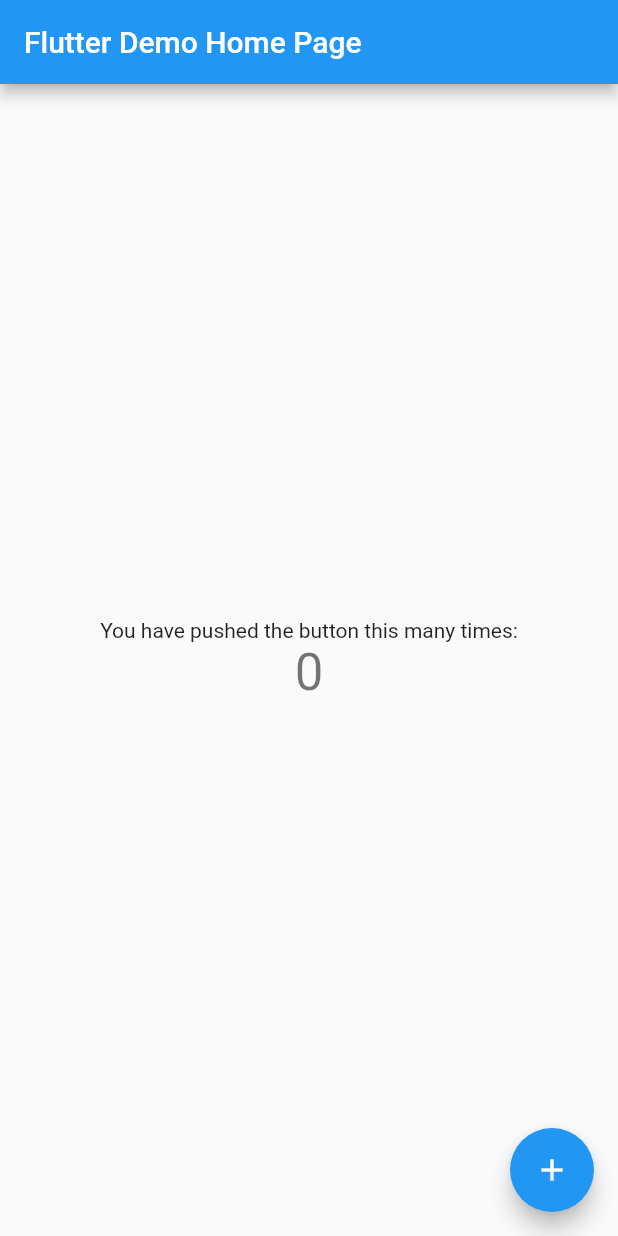
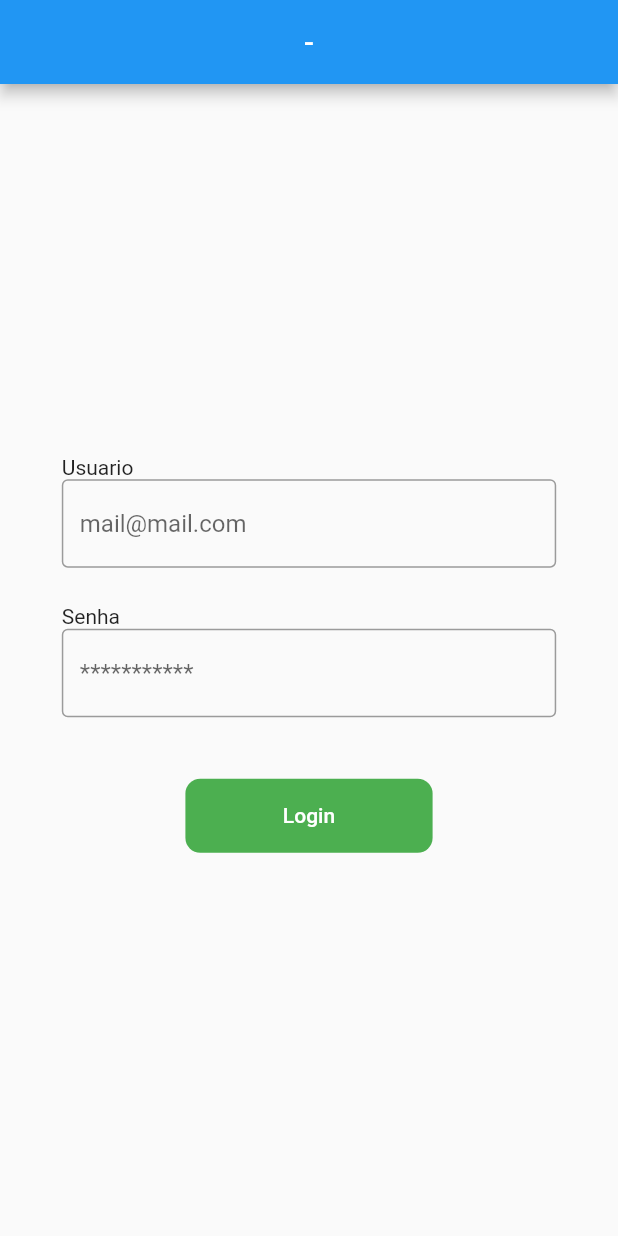
Before and after one commit to N0tFake/Akwen---projeto, a Flutter app: the screen it shows after launch, on a phone screen of 412 x 824 dp. Run offline on Flutter 3.47's test engine with Material 2 defaults, Android fonts, the phone set to English and light mode, and no system bars; our stand-ins replace firebase_core, flutter_modular, mobx; accounts and stored records are empty; generated files the repository leaves out were written again.

Commit message:
:construction: | crate login page

```diff
--- /dev/null
+++ b/lib/app/app_module.dart
@@ -0,0 +1,19 @@
+
+import 'package:flutter_akwen/app/modulos/login_module.dart';
+import 'package:flutter_akwen/app/modulos/login_store.dart';
+import 'package:flutter_modular/flutter_modular.dart';
+
+class AppModule extends Module {
+
+  static LoginStore loginStore = LoginStore();
+
+  @override
+  final List<Bind> binds = [
+    Bind.singleton((i) => loginStore),
+  ];
+
+  @override
+  final List<ModularRoute> routes = [
+    ModuleRoute(Modular.initialRoute, module: LoginModule()),
+  ];
+}
--- /dev/null
+++ b/lib/app/app_widget.dart
@@ -0,0 +1,15 @@
+import 'package:flutter/material.dart';
+import 'package:flutter_modular/flutter_modular.dart';
+
+class AppWidget extends StatelessWidget {
+  const AppWidget({Key? key}) : super(key: key);
+
+  @override
+  Widget build(BuildContext context) {
+    return MaterialApp(
+      debugShowCheckedModeBanner: false,
+      title: 'Flutter Slidy',
+      theme: ThemeData(primarySwatch: Colors.blue),
+    ).modular();
+  }
+}
--- /dev/null
+++ b/lib/app/modulos/login/components/buttons/button.dart
@@ -0,0 +1,29 @@
+import 'package:flutter/material.dart';
+
+class ButtonLogin extends StatelessWidget {
+  const ButtonLogin({ Key? key }) : super(key: key);
+
+  @override
+  Widget build(BuildContext context) {
+    final Size screen = MediaQuery.of(context).size;
+    return TextButton(
+      style: TextButton.styleFrom(
+        primary: Colors.white
+      ),
+      child: Container(
+        decoration: BoxDecoration(
+          color: Colors.green,
+          borderRadius: BorderRadius.circular(10)
+        ),
+        width: screen.width * 0.4,
+        height: screen.height * 0.06,
+        child: const Center(
+          child: Text('Login')
+        ),
+      ),
+
+      onPressed: (){},
+
+    );
+  }
+}
--- /dev/null
+++ b/lib/app/modulos/login/components/campo_login.dart
@@ -0,0 +1,21 @@
+import 'package:flutter/material.dart';
+import 'package:flutter_akwen/app/modulos/login/components/textFormField/textFormField.dart';
+
+
+class CampLogin extends StatelessWidget {
+  final String hintText;
+  final String labelText;
+  final String type;
+  const CampLogin({ Key? key, required this.hintText, required this.labelText, required this.type }) : super(key: key);
+
+  @override
+  Widget build(BuildContext context) {
+    return Column(
+      crossAxisAlignment: CrossAxisAlignment.start,
+      children: [
+        Text(labelText),
+        TextForm(hintText: hintText, type: type),
+      ],
+    );
+  }
+}
--- /dev/null
+++ b/lib/app/modulos/login/components/textFormField/textFormField.dart
@@ -0,0 +1,48 @@
+// ignore_for_file: file_names
+
+import 'package:flutter/material.dart';
+import 'package:flutter_akwen/app/modulos/login_store.dart';
+import 'package:flutter_modular/flutter_modular.dart';
+
+class TextForm extends StatelessWidget {
+  final String hintText;
+  final String type;
+  const TextForm({ Key? key, required this.hintText, required this.type }) : super(key: key);
+
+  @override
+  Widget build(BuildContext context) {
+
+    final store = Modular.get<LoginStore>();
+
+    final Size screen = MediaQuery.of(context).size;
+    if(type == 'email'){
+      return Container(
+        width: screen.width * 0.8,
+        child: TextFormField(
+          decoration: InputDecoration(
+            hintText: hintText,
+            //labelText: labelText,
+            border: const OutlineInputBorder(),
+          ),
+          onChanged: store.setEmail,
+        ),
+      );
+    } else if(type == 'password'){
+      return Container(
+        width: screen.width * 0.8,
+        child: TextFormField(
+          decoration: InputDecoration(
+            hintText: hintText,
+            //labelText: labelText,
+            border: const OutlineInputBorder(),
+          ),
+          onChanged: store.setPassword,
+        ),
+      );
+    }
+
+    return Center(child: Container(child: Text('Erro'),));
+
+  }
+
+}
--- /dev/null
+++ b/lib/app/modulos/login/login_page.dart
@@ -0,0 +1,43 @@
+
+
+import 'package:flutter/material.dart';
+import 'package:flutter_akwen/app/modulos/login/components/buttons/button.dart';
+import 'package:flutter_akwen/app/modulos/login/components/campo_login.dart';
+import 'package:flutter_akwen/app/modulos/login_store.dart';
+
+import 'package:flutter_modular/flutter_modular.dart';
+
+class LoginPage extends StatefulWidget {
+  const LoginPage({ Key? key }) : super(key: key);
+
+  @override
+  _LoginPageState createState() => _LoginPageState();
+}
+
+class _LoginPageState extends State<LoginPage> {
+
+  final store = Modular.get<LoginStore>();
+
+  @override
+  Widget build(BuildContext context) {
+    final Size screen = MediaQuery.of(context).size;
+    return Scaffold(
+      appBar: AppBar(
+        title: Text('${store.email} - ${store.password}'),
+        centerTitle: true,
+      ),
+      body: Center(
+        child: Column(
+          mainAxisAlignment: MainAxisAlignment.center,
+          children: [
+            const CampLogin(hintText: 'mail@mail.com', labelText: 'Usuario', type: 'email', ),
+            SizedBox(height: screen.height * 0.03,),
+            const CampLogin(hintText: '***********', labelText: 'Senha', type: 'password',),
+            SizedBox(height: screen.height * 0.04,),
+            const ButtonLogin()
+          ],
+        ),
+      ),
+    );
+  }
+}
--- /dev/null
+++ b/lib/app/modulos/login_module.dart
@@ -0,0 +1,18 @@
+import 'package:flutter_akwen/app/modulos/login/login_page.dart';
+import 'package:flutter_akwen/app/modulos/login_store.dart';
+import 'package:flutter_modular/flutter_modular.dart';
+
+class LoginModule extends Module {
+
+  static LoginStore loginStore = LoginStore();
+
+  @override
+  final List<Bind> binds = [
+    Bind.lazySingleton((i) => loginStore),
+  ];
+
+  @override
+  final List<ModularRoute> routes = [
+    ChildRoute(Modular.initialRoute, child: (_, args) => const LoginPage()),
+  ];
+}
--- /dev/null
+++ b/lib/app/modulos/login_store.dart
@@ -0,0 +1,18 @@
+import 'package:mobx/mobx.dart';
+part 'login_store.g.dart';
+
+class LoginStore = _LoginStoreBase with _$LoginStore;
+
+abstract class _LoginStoreBase with Store {
+
+  @observable
+  String email = '';
+  @action
+  void setEmail(String value) => email = value;
+
+  @observable
+  String password = '';
+  @action
+  void setPassword(String value) => password = value;
+
+}
--- a/lib/main.dart
+++ b/lib/main.dart
@@ -1,115 +1,24 @@
+import 'package:firebase_core/firebase_core.dart';
 import 'package:flutter/material.dart';
+import 'package:flutter_akwen/app/app_module.dart';
+import 'package:flutter_akwen/app/app_widget.dart';
+import 'package:flutter_modular/flutter_modular.dart';
 
 void main() {
-  runApp(const MyApp());
+  WidgetsFlutterBinding.ensureInitialized();
+  runApp(const App());
 }
 
-class MyApp extends StatelessWidget {
-  const MyApp({Key? key}) : super(key: key);
+class App extends StatefulWidget {
+  const App({Key? key}) : super(key: key);
 
-  // This widget is the root of your application.
+  @override
+  _AppState createState() => _AppState();
+}
+
+class _AppState extends State<App> {
   @override
   Widget build(BuildContext context) {
-    return MaterialApp(
-      title: 'Flutter Demo',
-      theme: ThemeData(
-        // This is the theme of your application.
-        //
-        // Try running your application with "flutter run". You'll see the
-        // application has a blue toolbar. Then, without quitting the app, try
-        // changing the primarySwatch below to Colors.green and then invoke
-        // "hot reload" (press "r" in the console where you ran "flutter run",
-        // or simply save your changes to "hot reload" in a Flutter IDE).
-        // Notice that the counter didn't reset back to zero; the application
-        // is not restarted.
-        primarySwatch: Colors.blue,
-      ),
-      home: const MyHomePage(title: 'Flutter Demo Home Page'),
-    );
+    return ModularApp(module: AppModule(), child: const AppWidget());
   }
 }
-
-class MyHomePage extends StatefulWidget {
-  const MyHomePage({Key? key, required this.title}) : super(key: key);
-
-  // This widget is the home page of your application. It is stateful, meaning
-  // that it has a State object (defined below) that contains fields that affect
-  // how it looks.
-
-  // This class is the configuration for the state. It holds the values (in this
-  // case the title) provided by the parent (in this case the App widget) and
-  // used by the build method of the State. Fields in a Widget subclass are
-  // always marked "final".
-
-  final String title;
-
-  @override
-  State<MyHomePage> createState() => _MyHomePageState();
-}
-
-class _MyHomePageState extends State<MyHomePage> {
-  int _counter = 0;
-
-  void _incrementCounter() {
-    setState(() {
-      // This call to setState tells the Flutter framework that something has
-      // changed in this State, which causes it to rerun the build method below
-      // so that the display can reflect the updated values. If we changed
-      // _counter without calling setState(), then the build method would not be
-      // called again, and so nothing would appear to happen.
-      _counter++;
-    });
-  }
-
-  @override
-  Widget build(BuildContext context) {
-    // This method is rerun every time setState is called, for instance as done
-    // by the _incrementCounter method above.
-    //
-    // The Flutter framework has been optimized to make rerunning build methods
-    // fast, so that you can just rebuild anything that needs updating rather
-    // than having to individually change instances of widgets.
-    return Scaffold(
-      appBar: AppBar(
-        // Here we take the value from the MyHomePage object that was created by
-        // the App.build method, and use it to set our appbar title.
-        title: Text(widget.title),
-      ),
-      body: Center(
-        // Center is a layout widget. It takes a single child and positions it
-        // in the middle of the parent.
-        child: Column(
-          // Column is also a layout widget. It takes a list of children and
-          // arranges them vertically. By default, it sizes itself to fit its
-          // children horizontally, and tries to be as tall as its parent.
-          //
-          // Invoke "debug painting" (press "p" in the console, choose the
-          // "Toggle Debug Paint" action from the Flutter Inspector in Android
-          // Studio, or the "Toggle Debug Paint" command in Visual Studio Code)
-          // to see the wireframe for each widget.
-          //
-          // Column has various properties to control how it sizes itself and
-          // how it positions its children. Here we use mainAxisAlignment to
-          // center the children vertically; the main axis here is the vertical
-          // axis because Columns are vertical (the cross axis would be
-          // horizontal).
-          mainAxisAlignment: MainAxisAlignment.center,
-          children: <Widget>[
-            const Text(
-              'You have pushed the button this many times:',
-            ),
-            Text(
-              '$_counter',
-              style: Theme.of(context).textTheme.headline4,
-            ),
-          ],
-        ),
-      ),
-      floatingActionButton: FloatingActionButton(
-        onPressed: _incrementCounter,
-        tooltip: 'Increment',
-        child: const Icon(Icons.add),
-      ), // This trailing comma makes auto-formatting nicer for build methods.
-    );
-  }
-}
--- a/pubspec.yaml
+++ b/pubspec.yaml
@@ -36,6 +36,10 @@
   cupertino_icons: ^1.0.2
   firebase_core: ^1.7.0
   firebase_auth: ^3.1.3
+  mobx: ^2.0.5
+  flutter_mobx: ^2.0.2
+  build_runner: ^2.1.4
+  flutter_modular: ^3.4.1
 
 dev_dependencies:
   flutter_test:
@@ -47,6 +51,7 @@
   # package. See that file for information about deactivating specific lint
   # rules and activating additional ones.
   flutter_lints: ^1.0.0
+  mobx_codegen: ^2.0.4
 
 # For information on the generic Dart part of this file, see the
 # following page: https://dart.dev/tools/pub/pubspec
```
Also changed, not shown: lib/app/modulos/login_store.g.dart (added), pubspec.lock.
